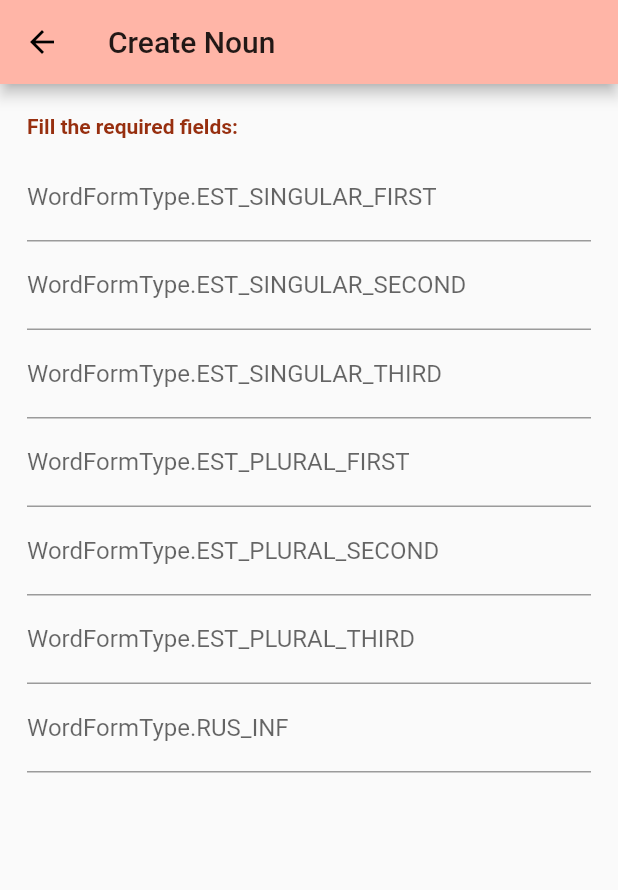
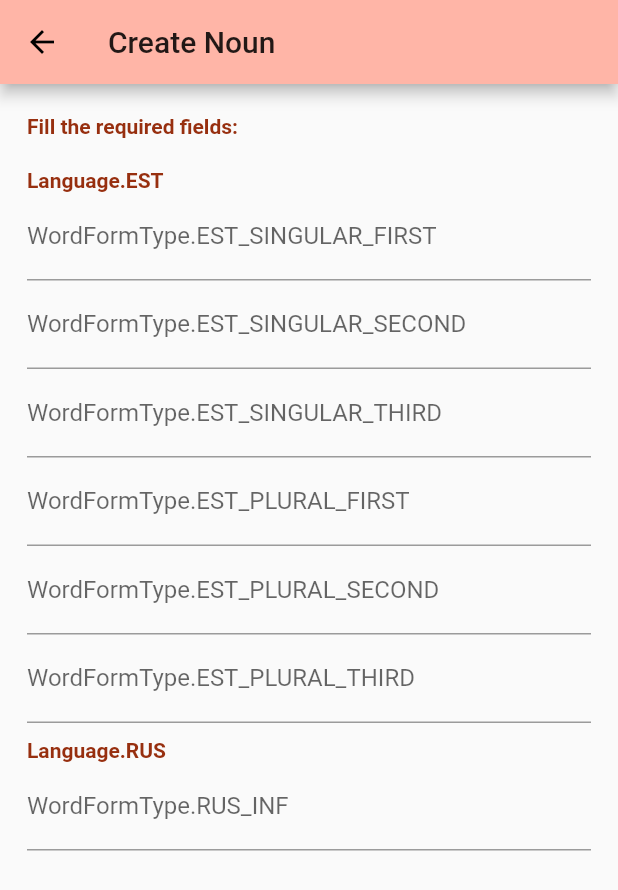
Before and after one commit to kirillsun1/estdict, a Flutter app: the screen it shows after launch, after a tap on "Noun", on a phone screen of 412 x 824 dp. Shown: the top 890 px of the screen. Run offline on Flutter 3.47's test engine with Material 2 defaults, Android fonts, the phone set to English and light mode, and no system bars.

Commit message:
Group forms by languages in create word form

```diff
--- a/lib/components/pages/create_word_page.dart
+++ b/lib/components/pages/create_word_page.dart
@@ -18,8 +18,8 @@ class _CreateWordPageState extends State<CreateWordPage> {
 
   @override
   Widget build(BuildContext context) {
-    var wordTypesForm = wordTypesForms[this.widget.wordType];
-    if (wordTypesForm == null) {
+    var typeFormsByLanguages = wordTypesForms[this.widget.wordType];
+    if (typeFormsByLanguages == null) {
       throw StateError("Type Forms aren't configured for " +
           this.widget.wordType.toString());
     }
@@ -47,10 +47,19 @@ class _CreateWordPageState extends State<CreateWordPage> {
                   SizedBox(
                     height: 10,
                   ),
-                  ...wordTypesForm.map((e) => TextFormField(
-                        decoration: InputDecoration(
-                          labelText: e.toString(),
-                        ),
+                  ...typeFormsByLanguages.entries.map((entry) => Column(
+                        crossAxisAlignment: CrossAxisAlignment.start,
+                        children: [
+                          SizedBox(
+                            height: 10,
+                          ),
+                          Text(entry.key.toString(),
+                              style: TextStyle(fontWeight: FontWeight.bold)),
+                          ...entry.value.map((formType) => TextFormField(
+                                  decoration: InputDecoration(
+                                labelText: formType.toString(),
+                              )))
+                        ],
                       ))
                 ],
               ),
--- a/lib/domain/word_form.dart
+++ b/lib/domain/word_form.dart
@@ -22,35 +22,49 @@ enum WordFormType {
   RUS_INF,
 }
 
+enum Language { EST, RUS }
+
 const wordTypesForms = {
-  WordType.NOUN: [
+  WordType.NOUN: {
+    Language.EST: [
       WordFormType.EST_SINGULAR_FIRST,
       WordFormType.EST_SINGULAR_SECOND,
       WordFormType.EST_SINGULAR_THIRD,
       WordFormType.EST_PLURAL_FIRST,
       WordFormType.EST_PLURAL_SECOND,
-    WordFormType.EST_PLURAL_THIRD,
+      WordFormType.EST_PLURAL_THIRD
+    ],
+    Language.RUS: [
       WordFormType.RUS_INF,
-  ],
-  WordType.ADJECTIVE: [
+    ]
+  },
+  WordType.ADJECTIVE: {
+    Language.EST: [
       WordFormType.EST_SINGULAR_FIRST,
       WordFormType.EST_SINGULAR_SECOND,
       WordFormType.EST_SINGULAR_THIRD,
       WordFormType.EST_PLURAL_FIRST,
       WordFormType.EST_PLURAL_SECOND,
-    WordFormType.EST_PLURAL_THIRD,
+      WordFormType.EST_PLURAL_THIRD
+    ],
+    Language.RUS: [
       WordFormType.RUS_INF,
     ],
-  WordType.VERB: [
+  },
+  WordType.VERB: {
+    Language.EST: [
       WordFormType.EST_MA_INF,
       WordFormType.EST_DA_INF,
       WordFormType.EST_PRESENT_FIRST,
       WordFormType.EST_PAST_FIRST,
       WordFormType.EST_NUD,
       WordFormType.EST_TAKSE,
-    WordFormType.EST_TUD,
+      WordFormType.EST_TUD
+    ],
+    Language.RUS: [
       WordFormType.RUS_INF,
-  ],
+    ]
+  }
 };
 
 class WordForm {
```
Lines whose indentation alone changed are shown as unchanged.
